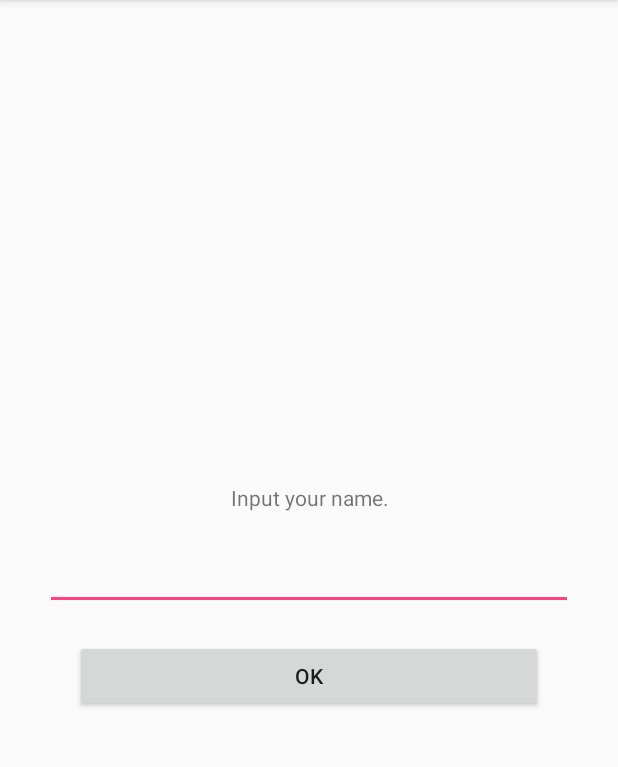
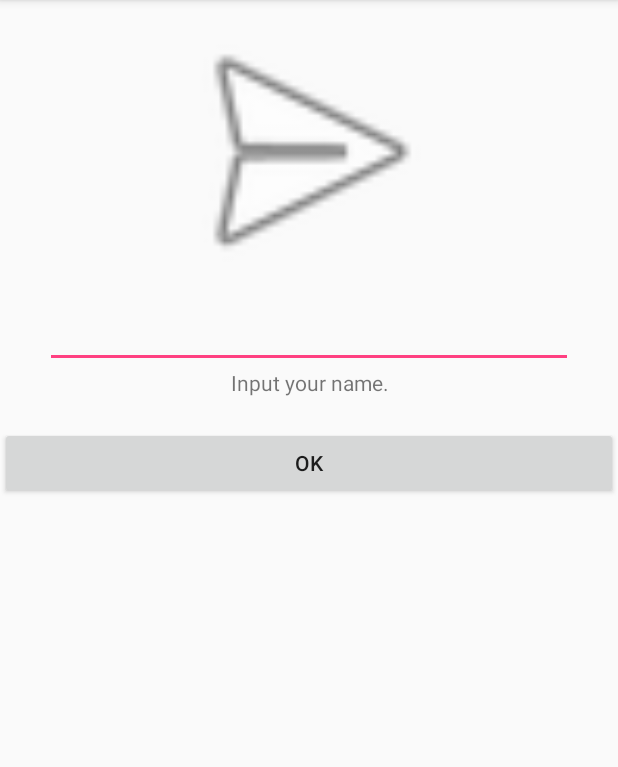
Before and after one commit to KennKim/MyChatBasic, an Android app: the screen it shows after launch (UserActivity), on a phone screen of 412 x 824 dp, the part 84-851 px from its top. Run offline under Robolectric (Android 15) with nearby library versions, the phone set to English and light mode, and no system bars.

Commit message:
일단 코드 정리 간단한 레이아웃 정리

```diff
--- a/app/src/main/AndroidManifest.xml
+++ b/app/src/main/AndroidManifest.xml
@@ -29,6 +29,7 @@
         <activity
             android:name=".activity.MainActivity"
             android:screenOrientation="portrait"
+            android:windowSoftInputMode="adjustResize"
             android:theme="@style/AppTheme"
             android:label="@string/app_name">
         </activity>
--- a/app/src/main/java/com/basic/mychat/mychatbasic/activity/StartActivity.java
+++ b/app/src/main/java/com/basic/mychat/mychatbasic/activity/StartActivity.java
@@ -5,11 +5,8 @@ import android.os.Bundle;
 
 import com.basic.mychat.mychatbasic.R;
 import com.basic.mychat.mychatbasic.util.SharedPreferenceUtil;
-import com.basic.mychat.mychatbasic.util.UserUtil;
 
 public class StartActivity extends BaseActivity {
-    private final String TAG = StartActivity.class.getSimpleName();
-
 
     @Override
     protected void onCreate(Bundle savedInstanceState) {
@@ -17,13 +14,9 @@ public class StartActivity extends BaseActivity {
         setContentView(R.layout.activity_start);
 
         SharedPreferenceUtil.getInstance().init(getApplicationContext());
-
-        String userName = UserUtil.loadUserName();
-        switchActivity(userName);
-    }
+        String userName = SharedPreferenceUtil.getInstance().getString(SharedPreferenceUtil.USER_NAME, null);
 
 
-    private void switchActivity(String userName) {
         if (userName == null || userName.length() < 1) {
             startActivity(new Intent(StartActivity.this, UserActivity.class));
             finish();
@@ -31,6 +24,7 @@ public class StartActivity extends BaseActivity {
             startActivity(new Intent(StartActivity.this, MainActivity.class));
             finish();
         }
+
     }
 
 
--- a/app/src/main/java/com/basic/mychat/mychatbasic/util/SharedPreferenceUtil.java
+++ b/app/src/main/java/com/basic/mychat/mychatbasic/util/SharedPreferenceUtil.java
@@ -5,18 +5,18 @@ import android.content.SharedPreferences;
 
 
 public class SharedPreferenceUtil {
-    public static final String DEFAULT_SETTING = "FIREBASE_KOREA_REAL_TIME_CHAT";
+    public static final String DEFAULT_SETTING = "MY CHAT BASIC";
     public static final String USER_NAME = "user_name";
 
     private static volatile SharedPreferenceUtil instance = null;
 
     private Context context;
-    private SharedPreferences pref;
+    private SharedPreferences sharedPref;
 
     private SharedPreferenceUtil() {}
 
-    public static SharedPreferenceUtil getInstance() {
-        if(instance == null) {
+            public static SharedPreferenceUtil getInstance() {
+                if(instance == null) {
             synchronized (SharedPreferenceUtil.class) {
                 instance = new SharedPreferenceUtil();
             }
@@ -27,75 +27,75 @@ public class SharedPreferenceUtil {
 
     public void init(Context _context) {
         context = _context;
-        pref = context.getSharedPreferences(DEFAULT_SETTING, context.MODE_PRIVATE);
+        sharedPref = context.getSharedPreferences(DEFAULT_SETTING, context.MODE_PRIVATE);
     }
 
     public void putString(String _key, String _value) {
-        if(pref == null){
+        if(sharedPref == null){
             return;
         }
-        SharedPreferences.Editor e = pref.edit();
+        SharedPreferences.Editor e = sharedPref.edit();
         e.putString(_key, _value);
         e.commit();
     }
 
     public String getString(String _key, String _value) {
-        if(pref == null){
+        if(sharedPref == null){
             return null;
         }
-        return pref.getString(_key, _value);
+        return sharedPref.getString(_key, _value);
     }
 
     public void putBoolean(String _key, boolean _value) {
-        if(pref == null) {
+        if(sharedPref == null) {
             return;
         }
-        SharedPreferences.Editor e = pref.edit();
+        SharedPreferences.Editor e = sharedPref.edit();
         e.putBoolean(_key, _value);
         e.commit();
     }
 
     public boolean getBoolean(String _key, boolean _value) {
-        if(pref == null) {
+        if(sharedPref == null) {
             return false;
         }
-        return pref.getBoolean(_key, _value);
+        return sharedPref.getBoolean(_key, _value);
     }
 
     public void putInt(String _key, int _value) {
-        if(pref == null) {
+        if(sharedPref == null) {
             return;
         }
-        SharedPreferences.Editor e = pref.edit();
+        SharedPreferences.Editor e = sharedPref.edit();
         e.putInt(_key, _value);
         e.commit();
     }
 
     public int getInt(String _key, int _value) {
-        if(pref == null) {
+        if(sharedPref == null) {
             return -1;
         }
-        return pref.getInt(_key, _value);
+        return sharedPref.getInt(_key, _value);
     }
 
     public void putLong(String _key, long _value) {
-        if(pref == null) {
+        if(sharedPref == null) {
             return;
         }
-        SharedPreferences.Editor e = pref.edit();
+        SharedPreferences.Editor e = sharedPref.edit();
         e.putLong(_key, _value);
         e.commit();
     }
 
     public long getLong(String _key, long _value) {
-        if(pref == null) {
+        if(sharedPref == null) {
             return -1;
         }
-        return pref.getLong(_key, _value);
+        return sharedPref.getLong(_key, _value);
     }
 
     public void clear() {
-        SharedPreferences.Editor e =pref.edit();
+        SharedPreferences.Editor e = sharedPref.edit();
         e.clear();
         e.commit();
     }
--- a/app/src/main/res/layout/activity_user.xml
+++ b/app/src/main/res/layout/activity_user.xml
@@ -1,35 +1,37 @@
 <?xml version="1.0" encoding="utf-8"?>
-<RelativeLayout
-    xmlns:android="http://schemas.android.com/apk/res/android"
-    android:orientation="vertical"
+<LinearLayout xmlns:android="http://schemas.android.com/apk/res/android"
     android:layout_width="match_parent"
-    android:layout_height="match_parent">
+    android:layout_height="match_parent"
+    android:orientation="vertical">
 
+    <ImageView
+        android:layout_width="200dp"
+        android:layout_height="200dp"
+        android:layout_gravity="center_horizontal"
+        android:background="@android:drawable/ic_menu_send"
+        android:scaleType="centerInside" />
 
     <EditText
         android:id="@+id/user_input_name"
         android:layout_width="match_parent"
         android:layout_height="wrap_content"
-        android:layout_centerInParent="true"
         android:layout_marginLeft="30dp"
-        android:layout_marginRight="30dp"/>
+        android:layout_marginRight="30dp"
+        android:inputType="textPersonName"
+        android:maxLength="10"
+        android:maxLines="1" />
 
     <TextView
         android:layout_width="match_parent"
         android:layout_height="wrap_content"
-        android:layout_above="@id/user_input_name"
         android:layout_marginBottom="20dp"
         android:gravity="center"
-        android:text="Input your name."/>
+        android:text="Input your name." />
 
     <Button
         android:id="@+id/user_button"
         android:layout_width="match_parent"
         android:layout_height="wrap_content"
-        android:layout_below="@id/user_input_name"
-        android:layout_marginTop="20dp"
-        android:layout_marginLeft="50dp"
-        android:layout_marginRight="50dp"
-        android:text="OK"/>
+        android:text="OK" />
 
-</RelativeLayout>
+</LinearLayout>
--- a/app/src/main/res/values/colors.xml
+++ b/app/src/main/res/values/colors.xml
@@ -3,4 +3,7 @@
     <color name="colorPrimary">#3F51B5</color>
     <color name="colorPrimaryDark">#303F9F</color>
     <color name="colorAccent">#FF4081</color>
+
+    <color name="grayBlue">#abbcbc</color>
+    <color name="gray">#ededed</color>
 </resources>
--- a/app/src/main/res/values/strings.xml
+++ b/app/src/main/res/values/strings.xml
@@ -1,3 +1,7 @@
 <resources>
     <string name="app_name">MyChatBasic</string>
+
+
+
+    <string name="write_message">메시지를 적어주</string>
 </resources>
```
Also changed, not shown: app/src/main/java/com/basic/mychat/mychatbasic/activity/MainActivity.java (+16 -20 lines), app/src/main/java/com/basic/mychat/mychatbasic/activity/UserActivity.java (+6 -5 lines), app/src/main/java/com/basic/mychat/mychatbasic/adapter/MessageAdapter.java (+5 -5 lines), app/src/main/java/com/basic/mychat/mychatbasic/controller/MessageController.java (+4 -4 lines), app/src/main/java/com/basic/mychat/mychatbasic/util/ToastUtil.java (deleted, +0 -20 lines), app/src/main/java/com/basic/mychat/mychatbasic/util/UserUtil.java (deleted, +0 -15 lines), app/src/main/res/layout/activity_main.xml (+37 -25 lines), app/src/main/res/layout/itemview_chat.xml (added, +44 -0 lines), app/src/main/res/layout/listview_item_message.xml (deleted, +0 -24 lines), app/src/main/res/values/dimens.xml (added, +7 -0 lines).
